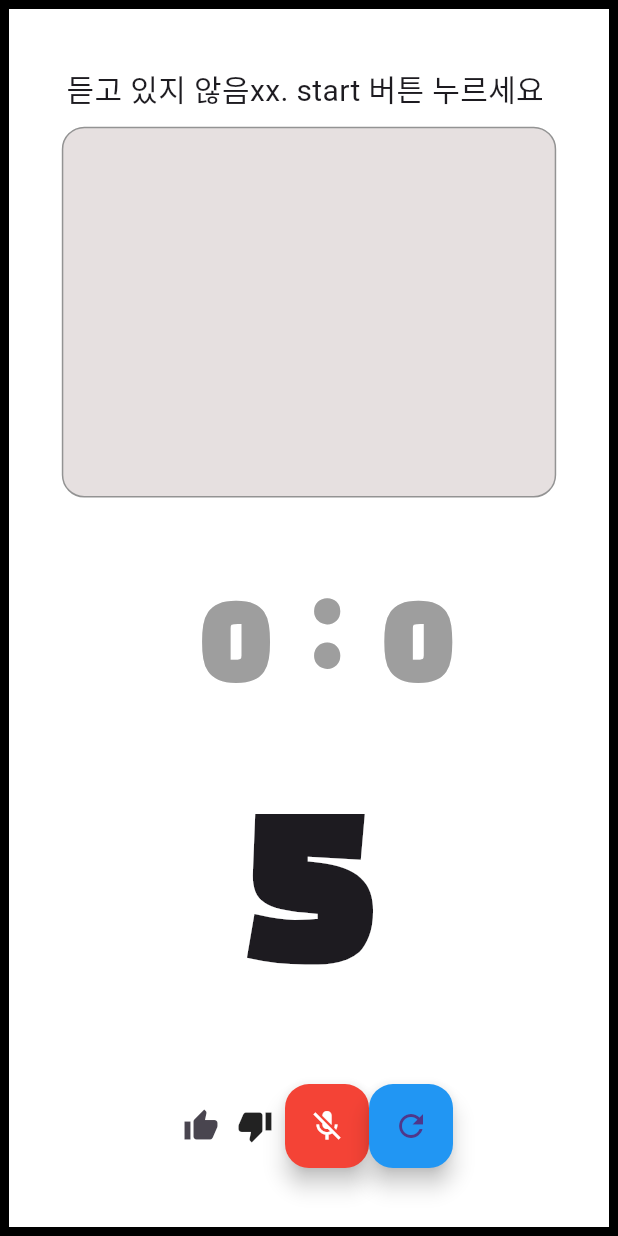
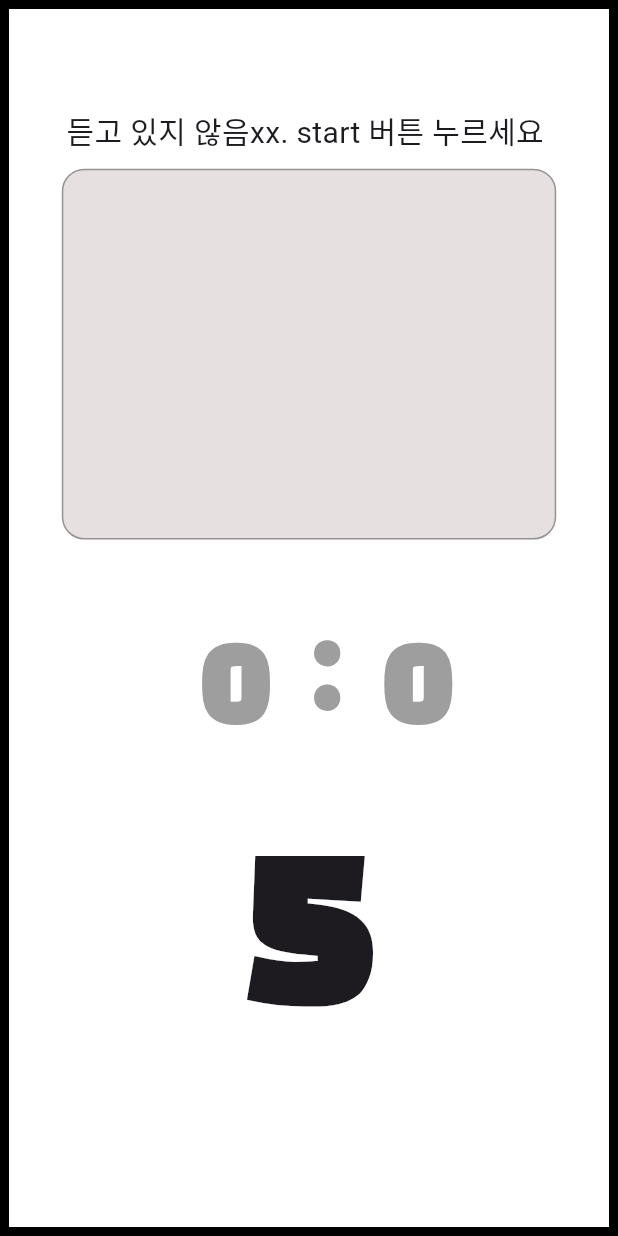
Before and after one commit to hayeounglee/team-10-with-voice, a Flutter app: the GamePage screen opened directly, on a phone screen of 412 x 824 dp. Run offline on Flutter 3.47's test engine with Material 3 defaults, Android fonts, the phone set to English and light mode, and no system bars; our stand-ins replace speech_to_text.

Commit message:
더 이상 필요없는 코드 주주석 처리

```diff
--- a/lib/solution_challenge/game_page.dart
+++ b/lib/solution_challenge/game_page.dart
@@ -290,45 +290,45 @@
                       ),
                     ),
                     Container(),
-                    Row(
-                      mainAxisAlignment: MainAxisAlignment.center,
-                      children: [
-                        IconButton(
-                            onPressed: _changeText,
-                            icon: const Icon(Icons.thumb_up)),
-                        Padding(
-                          padding: const EdgeInsets.only(right: 8),
-                          child: GestureDetector(
-                              onTap: () {
-                                Navigator.push(
-                                    context,
-                                    MaterialPageRoute(
-                                        builder: (context) =>
-                                            const TryAgainPage()));
-                              },
-                              child: const Icon(Icons.thumb_down)),
-                        ),
-                        FloatingActionButton(
-                          onPressed: _speechToText.isListening
-                              ? _stopListening
-                              : _startListening,
-                          tooltip: 'Listen',
-                          backgroundColor: Colors.red,
-                          child: Icon(
-                            _speechToText.isNotListening
-                                ? Icons.mic_off
-                                : Icons.mic,
-                            color: Colors.white,
-                          ),
-                        ),
-                        FloatingActionButton(
-                          onPressed: _restartGame, // 게임 재시작 버튼
-                          tooltip: 'Restart Game',
-                          backgroundColor: Colors.blue,
-                          child: const Icon(Icons.refresh),
-                        ),
-                      ],
-                    ),
+                    //Row(
+                    //mainAxisAlignment: MainAxisAlignment.center,
+                    //children: [
+                    // IconButton(
+                    //     onPressed: _changeText,
+                    //     icon: const Icon(Icons.thumb_up)),
+                    // Padding(
+                    //   padding: const EdgeInsets.only(right: 8),
+                    //   child: GestureDetector(
+                    //       onTap: () {
+                    //         Navigator.push(
+                    //             context,
+                    //             MaterialPageRoute(
+                    //                 builder: (context) =>
+                    //                     const TryAgainPage()));
+                    //       },
+                    //       child: const Icon(Icons.thumb_down)),
+                    // ),
+                    // FloatingActionButton(
+                    //   onPressed: _speechToText.isListening
+                    //       ? _stopListening
+                    //       : _startListening,
+                    //   tooltip: 'Listen',
+                    //   backgroundColor: Colors.red,
+                    //   child: Icon(
+                    //     _speechToText.isNotListening
+                    //         ? Icons.mic_off
+                    //         : Icons.mic,
+                    //     color: Colors.white,
+                    //   ),
+                    // ),
+                    // FloatingActionButton(
+                    //   onPressed: _restartGame, // 게임 재시작 버튼
+                    //   tooltip: 'Restart Game',
+                    //   backgroundColor: Colors.blue,
+                    //   child: const Icon(Icons.refresh),
+                    // ),
+                    // ],
+                    //),
                     SizedBox(height: constraints.maxHeight * 0.001)
                   ],
                 )
```
